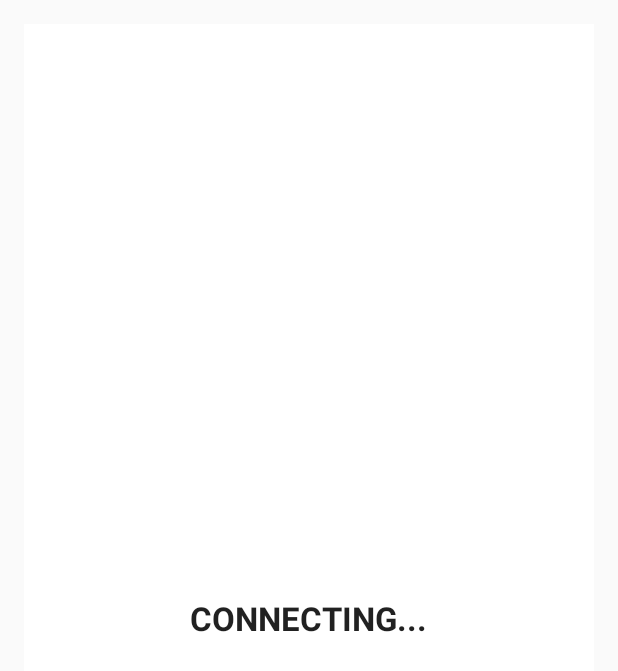
After one commit to JeroenSchonenberg/nPuzzle2.0, an Android app: the layout activity_abstract_multiplayer_game.xml on its own in the app's theme, with its tools: preview values and no code run, on a phone screen of 412 x 824 dp. The commit adds this screen. Shown: the top 671 px of the screen. Run offline under Robolectric (Android 15) with nearby library versions, the phone set to English and light mode, and no system bars.

Commit message:
VersusMultiplayerGame layout init added sendShuffleSequence concept

```diff
--- /dev/null
+++ b/app/src/main/res/layout/activity_abstract_multiplayer_game.xml
@@ -0,0 +1,36 @@
+<RelativeLayout xmlns:android="http://schemas.android.com/apk/res/android"
+                xmlns:tools="http://schemas.android.com/tools"
+                android:layout_width="match_parent"
+                android:layout_height="match_parent"
+                tools:context="nl.han.ica.mad.s478416.npuzzle.activities.gametypes.VersusMultiplayerGameActivity"
+                android:padding="@dimen/activity_vertical_margin">
+
+    <RelativeLayout
+        android:layout_width="match_parent"
+        android:layout_height="match_parent"
+        android:id="@+id/gameLayout"
+        android:layout_alignParentStart="false">
+
+    </RelativeLayout>
+
+    <RelativeLayout
+        android:layout_width="fill_parent"
+        android:layout_height="fill_parent"
+        android:id="@+id/connectionStatusLayout"
+        android:visibility="visible"
+        android:background="#FFFFFFFF">
+
+        <TextView
+            android:layout_width="wrap_content"
+            android:layout_height="wrap_content"
+            android:textAppearance="?android:attr/textAppearanceLarge"
+            android:id="@+id/connectionStatusText"
+            android:elegantTextHeight="false"
+            android:textStyle="bold"
+            android:textSize="@dimen/extra_large_text_size"
+            android:textAllCaps="true"
+            android:text="Connecting..."
+            android:layout_centerInParent="true"/>
+    </RelativeLayout>
+
+</RelativeLayout>
```
Also changed, not shown: app/src/main/java/nl/han/ica/mad/s478416/npuzzle/activities/gametypes/AbstractMultiplayerGameActivity.java (+60 -67 lines), app/src/main/java/nl/han/ica/mad/s478416/npuzzle/activities/gametypes/VersusMultiplayerGameActivity.java (+74 -6 lines), app/src/main/java/nl/han/ica/mad/s478416/npuzzle/views/PuzzleView.java (+15 -4 lines), app/src/main/res/layout/activity_versus_multiplayer_game.xml (deleted, +0 -19 lines).
